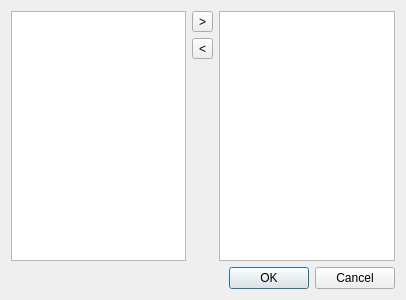
Before: the Qt Designer form plugins/keyboardapplet/keyboardlayoutdialog.ui in developing4all/hdepanel, drawn with Qt 5.
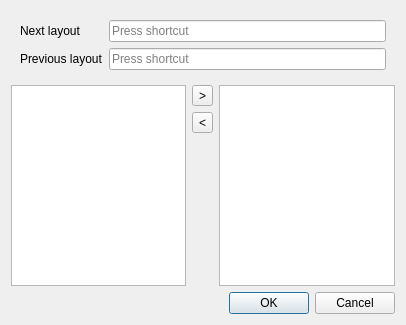
After: the same form once the commit is applied.

Commit message: * Enable dragging from startapplet into desktop. * Searching startapplet highlights "all" menu group. * Added shorcuts to change keyboard layout (Super+Space) and (Ctrl+Super

Diff of the .ui file:
```diff
--- a/plugins/keyboardapplet/keyboardlayoutdialog.ui
+++ b/plugins/keyboardapplet/keyboardlayoutdialog.ui
@@ -7,13 +7,43 @@
     <x>0</x>
     <y>0</y>
     <width>406</width>
-    <height>300</height>
+    <height>325</height>
    </rect>
   </property>
   <property name="windowTitle">
    <string>Dialog</string>
   </property>
   <layout class="QVBoxLayout" name="verticalLayout_2">
+   <item>
+    <widget class="QWidget" name="widget" native="true">
+     <layout class="QFormLayout" name="formLayout">
+      <item row="0" column="0">
+       <widget class="QLabel" name="label">
+        <property name="text">
+         <string>Next layout</string>
+        </property>
+       </widget>
+      </item>
+      <item row="0" column="1">
+       <widget class="QKeySequenceEdit" name="nextSequence">
+        <property name="enabled">
+         <bool>true</bool>
+        </property>
+       </widget>
+      </item>
+      <item row="1" column="0">
+       <widget class="QLabel" name="label_2">
+        <property name="text">
+         <string>Previous layout</string>
+        </property>
+       </widget>
+      </item>
+      <item row="1" column="1">
+       <widget class="QKeySequenceEdit" name="previousSequence"/>
+      </item>
+     </layout>
+    </widget>
+   </item>
    <item>
     <layout class="QHBoxLayout" name="horizontalLayout">
      <item>
```
The commit also changes 22 other files.
